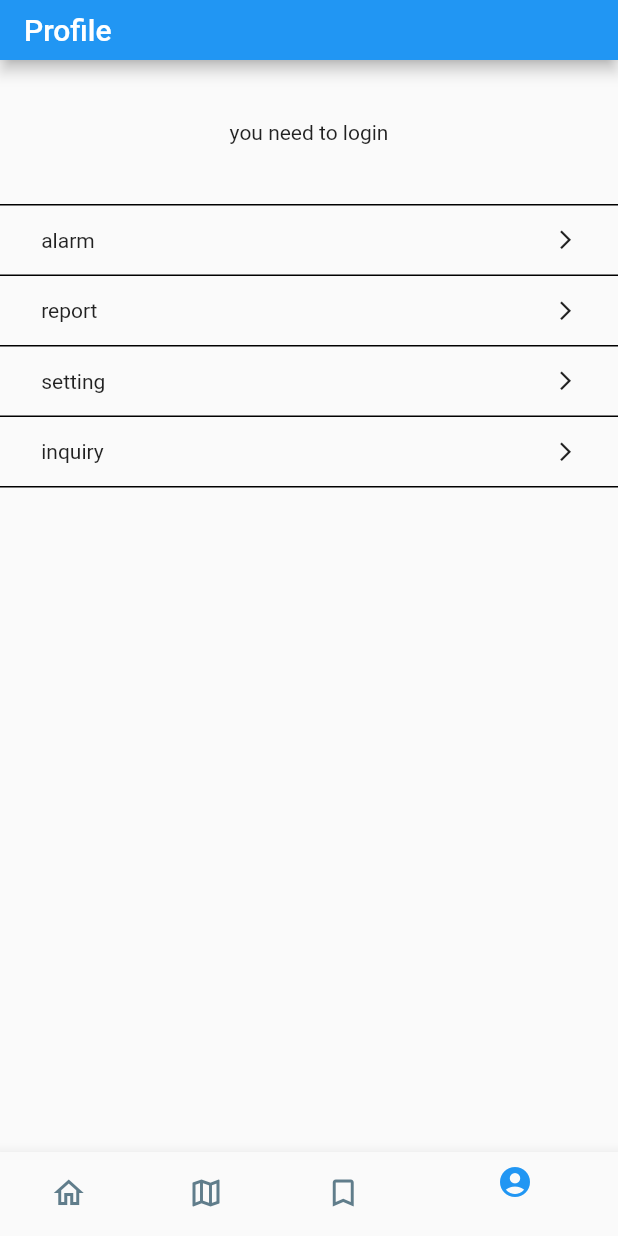
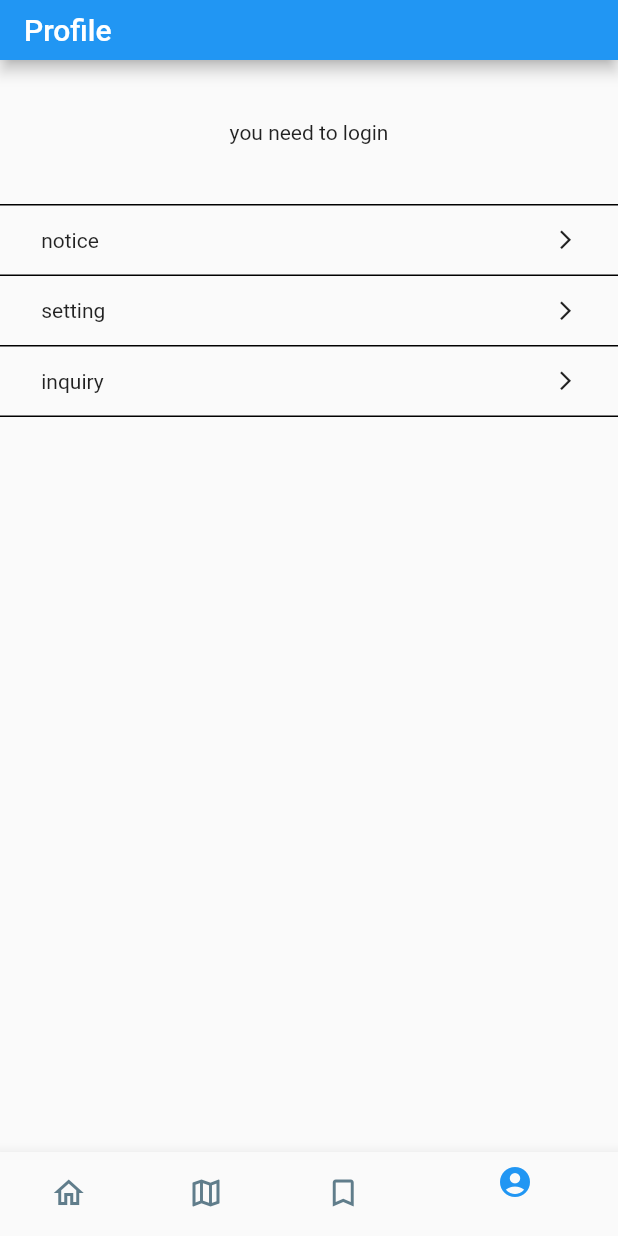
Before and after one commit to missing-project/app, a Flutter app: the screen it shows after launch, item 4 of the bottom bar chosen, on a phone screen of 412 x 824 dp. Run offline on Flutter 3.47's test engine with Material 2 defaults, Android fonts, the phone set to English and light mode, and no system bars; our stand-ins replace carousel_slider, equatable, flutter_bloc, google_maps_flutter, location; generated files the repository leaves out were written again; network calls fail; Roboto replaces fonts that are missing (ChosunGs).

Commit message:
Fix: profile page modified

```diff
--- a/lib/l10n/app_en.arb
+++ b/lib/l10n/app_en.arb
@@ -21,6 +21,8 @@
   "profile_login": "you need to login",
   "profile_alarm": "alarm",
   "profile_report": "report",
+  "profile_myinfo": "profile",
+  "profile_notice": "notice",
   "profile_setting": "setting",
   "profile_inquiry": "inquiry",
   "signup_id_invalid": "Please enter some text",
--- a/lib/l10n/app_ko.arb
+++ b/lib/l10n/app_ko.arb
@@ -21,6 +21,8 @@
   "profile_login": "로그인 하기",
   "profile_alarm": "알림 관리",
   "profile_report": "신고 관리",
+  "profile_myinfo": "계정 관리",
+  "profile_notice": "공지사항",
   "profile_setting": "설정",
   "profile_inquiry": "문의",
   "signup_id_invalid": "아이디를 입력하시오",
--- a/lib/routes.dart
+++ b/lib/routes.dart
@@ -4,10 +4,8 @@ import 'package:missing_application/screens/auth/signup/signup_screen.dart';
 import 'package:missing_application/screens/detail/case/case_detail_screen.dart';
 import 'package:missing_application/screens/landing/landing_screen.dart';
 import 'package:missing_application/screens/auth/login/login_screen.dart';
-import 'package:missing_application/screens/profile/alarm/alarm_screen.dart';
 import 'package:missing_application/screens/profile/inquiry/inquiry_screen.dart';
 import 'package:missing_application/screens/profile/myInfo/my_info_screen.dart';
-import 'package:missing_application/screens/profile/report/report_screen.dart';
 import 'package:missing_application/screens/profile/setting/setting_screen.dart';
 
 class Routes {
@@ -17,9 +15,7 @@ class Routes {
   static String get caseDetail => '/caseDetail';
   static String get idpwSearch => '/idpwSearch';
   static String get myInfo => '/myInfo';
-  static String get alarm => '/alarm';
   static String get inquiry => '/inquiry';
-  static String get report => '/report';
   static String get setting => '/setting';
 }
 
@@ -30,8 +26,6 @@ final routes = {
   Routes.caseDetail: (BuildContext context) => CaseDetailScreen(),
   Routes.idpwSearch: (BuildContext context) => IdPwSearchScreen(),
   Routes.myInfo: (BuildContext context) => MyInfoScreen(),
-  Routes.alarm: (BuildContext context) => AlarmScreen(),
   Routes.inquiry: (BuildContext context) => InquiryScreen(),
-  Routes.report: (BuildContext context) => ReportScreen(),
   Routes.setting: (BuildContext context) => SettingScreen(),
 };
--- a/lib/screens/landing/wigets/profile/profile_screen.dart
+++ b/lib/screens/landing/wigets/profile/profile_screen.dart
@@ -35,14 +35,9 @@ class _ProfileScreenState extends State<ProfileScreen> {
         final double horizontalPadding = MediaQuery.of(context).size.width / 15;
         final List<Map<Property, dynamic>> items = [
           {
-            Property.name: AppLocalizations.of(context)!.profile_alarm,
-            Property.isActive: isLogged,
-            Property.pushNamed: Routes.alarm,
-          },
-          {
-            Property.name: AppLocalizations.of(context)!.profile_report,
-            Property.isActive: isLogged,
-            Property.pushNamed: Routes.report,
+            Property.name: AppLocalizations.of(context)!.profile_notice,
+            Property.isActive: true,
+            Property.pushNamed: Routes.setting,
           },
           {
             Property.name: AppLocalizations.of(context)!.profile_setting,
```
Also changed, not shown: lib/screens/profile/alarm/alarm_screen.dart (deleted, +0 -19 lines), lib/screens/profile/report/report_screen.dart (deleted, +0 -19 lines).
